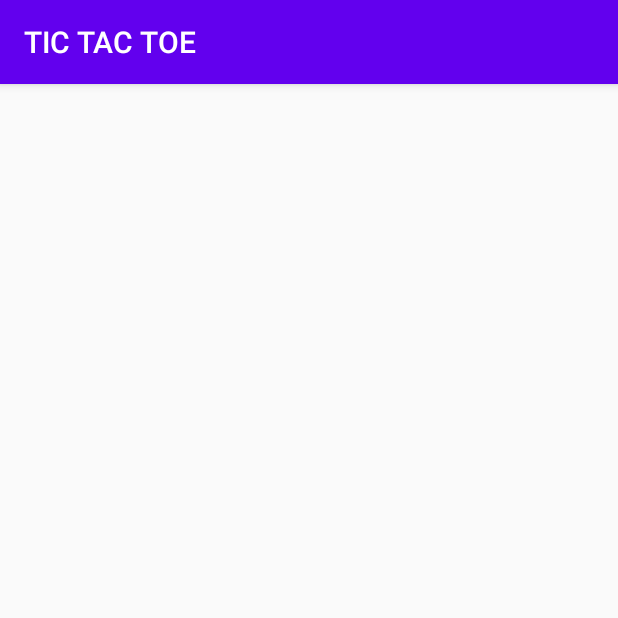
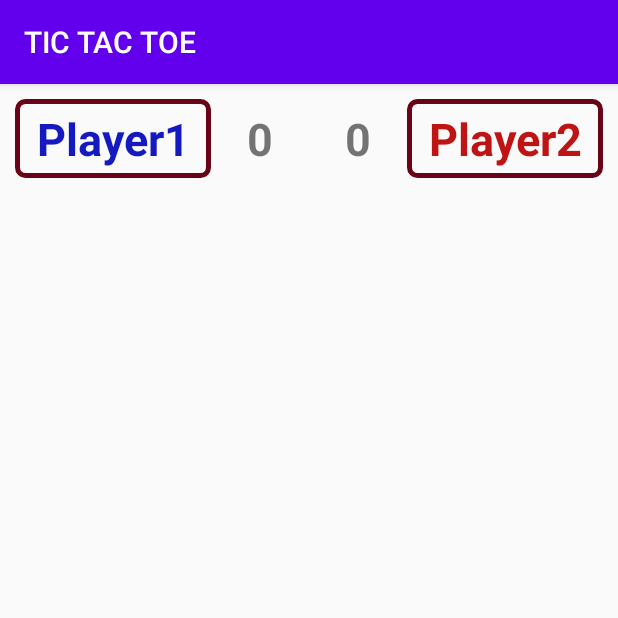
Before and after one commit to NARI1108/TICTAKTOE, an Android app: the double_Player screen opened directly, with no data from a screen before it, on a phone screen of 412 x 824 dp, the top half of it. Run offline under Robolectric (Android 15) with nearby library versions, the phone set to English and light mode, and no system bars.

Commit message:
Creating a name and score box in a two-player game

```diff
--- a/app/src/main/res/layout/activity_double_player.xml
+++ b/app/src/main/res/layout/activity_double_player.xml
@@ -5,5 +5,61 @@
     android:layout_width="match_parent"
     android:layout_height="match_parent"
     tools:context=".double_Player">
-
+    <LinearLayout
+        android:layout_width="match_parent"
+        android:layout_height="wrap_content"
+        android:orientation="horizontal"
+        android:weightSum="6">
+        <TextView
+            android:id="@+id/txt_player1"
+            android:layout_width="0dp"
+            android:layout_height="wrap_content"
+            android:layout_marginTop="10dp"
+            android:layout_marginLeft="10dp"
+            android:layout_weight="2"
+            android:background="@drawable/style2"
+            android:gravity="center"
+            android:padding="6dp"
+            android:textStyle="bold"
+            android:text="@string/Player_1"
+            android:textColor="#141abf"
+            android:textSize="30sp"/>
+        <TextView
+            android:id="@+id/txt_Score_1"
+            android:layout_width="0dp"
+            android:layout_height="wrap_content"
+            android:layout_weight="1"
+            android:layout_marginTop="10dp"
+            android:text="@string/Zero"
+            android:textStyle="bold"
+            android:textSize="30sp"
+            android:gravity="center"/>
+        <TextView
+            android:id="@+id/txt_Score_2"
+            android:layout_width="0dp"
+            android:layout_height="wrap_content"
+            android:layout_weight="1"
+            android:text="@string/Zero_left"
+            android:textSize="30sp"
+            android:layout_marginTop="10dp"
+            android:textStyle="bold"
+            android:gravity="center"
+            />
+        <TextView
+            android:id="@+id/txt_player2"
+            android:layout_width="0dp"
+            android:layout_height="wrap_content"
+            android:layout_marginTop="10dp"
+            android:layout_marginRight="10dp"
+            android:layout_weight="2"
+            android:enabled="false"
+            android:textStyle="bold"
+            android:gravity="center"
+            android:background="@drawable/style2"
+            android:text="@string/player_2"
+            android:textSize="30sp"
+            android:textColor="#bf1414"
+            android:padding="6dp"
+            />
+    </LinearLayout>
 </LinearLayout>
--- a/app/src/main/res/values/strings.xml
+++ b/app/src/main/res/values/strings.xml
@@ -11,4 +11,8 @@
         The dose game is run with two blue and red dice
         Such that if three beads of the same color are next to each other
         The game will be in favor of the winning player</string>
+    <string name="Zero">0</string>
+    <string name="Player_1">Player1</string>
+    <string name="Zero_left">0</string>
+    <string name="player_2">Player2</string>
 </resources>
```
